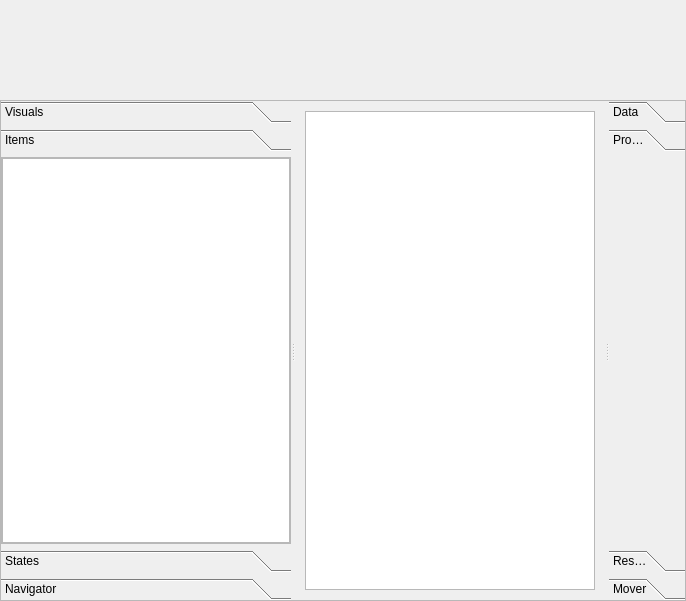
Old version of the form hbqtwidgets/visualizer.ui in the repository FiveTechSoft/qtcontribs.
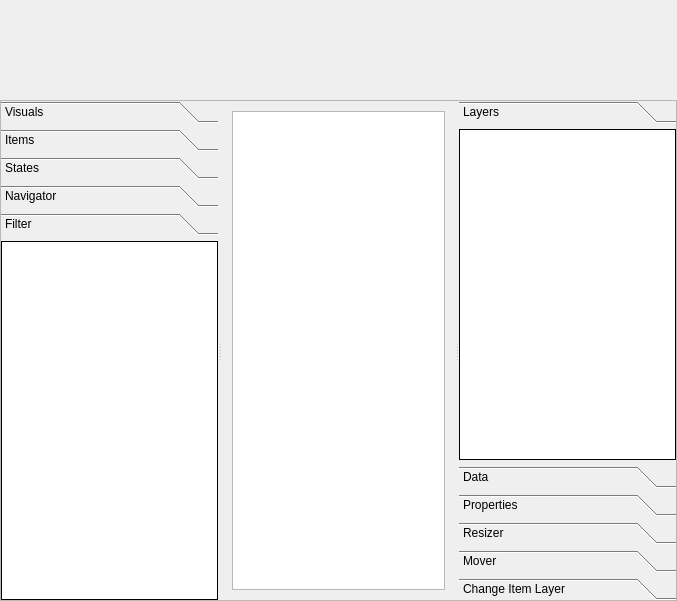
New version of the form. The open tabs and pages were chosen to show the change. Icons and pictures are not drawn.

What changed in the file:
```diff
--- a/hbqtwidgets/visualizer.ui
+++ b/hbqtwidgets/visualizer.ui
@@ -6,7 +6,7 @@
    <rect>
     <x>0</x>
     <y>0</y>
-    <width>686</width>
+    <width>677</width>
     <height>601</height>
    </rect>
   </property>
@@ -231,6 +231,12 @@
              <enum>Qt::Horizontal</enum>
             </property>
             <widget class="QToolBox" name="toolBoxLeft">
+             <property name="minimumSize">
+              <size>
+               <width>60</width>
+               <height>0</height>
+              </size>
+             </property>
              <property name="currentIndex">
               <number>1</number>
              </property>
@@ -302,8 +308,8 @@
                <rect>
                 <x>0</x>
                 <y>0</y>
-                <width>288</width>
-                <height>391</height>
+                <width>216</width>
+                <height>240</height>
                </rect>
               </property>
               <attribute name="label">
@@ -394,6 +400,12 @@
                      <property name="focusPolicy">
                       <enum>Qt::NoFocus</enum>
                      </property>
+                     <property name="frameShape">
+                      <enum>QFrame::Box</enum>
+                     </property>
+                     <property name="frameShadow">
+                      <enum>QFrame::Plain</enum>
+                     </property>
                      <property name="verticalScrollBarPolicy">
                       <enum>Qt::ScrollBarAlwaysOff</enum>
                      </property>
@@ -565,6 +577,76 @@
                </item>
               </layout>
              </widget>
+             <widget class="QWidget" name="pageFilter">
+              <property name="geometry">
+               <rect>
+                <x>0</x>
+                <y>0</y>
+                <width>216</width>
+                <height>240</height>
+               </rect>
+              </property>
+              <attribute name="icon">
+               <iconset resource="hbqtwidgets.qrc">
+                <normaloff>:/hbqt/resources/vz-filter.png</normaloff>:/hbqt/resources/vz-filter.png</iconset>
+              </attribute>
+              <attribute name="label">
+               <string>Filter</string>
+              </attribute>
+              <layout class="QVBoxLayout" name="verticalLayout_15">
+               <property name="leftMargin">
+                <number>0</number>
+               </property>
+               <property name="topMargin">
+                <number>0</number>
+               </property>
+               <property name="rightMargin">
+                <number>0</number>
+               </property>
+               <property name="bottomMargin">
+                <number>0</number>
+               </property>
+               <item>
+                <widget class="QTreeWidget" name="treeFilter">
+                 <property name="focusPolicy">
+                  <enum>Qt::NoFocus</enum>
+                 </property>
+                 <property name="frameShape">
+                  <enum>QFrame::Box</enum>
+                 </property>
+                 <property name="frameShadow">
+                  <enum>QFrame::Plain</enum>
+                 </property>
+                 <property name="verticalScrollBarPolicy">
+                  <enum>Qt::ScrollBarAlwaysOff</enum>
+                 </property>
+                 <property name="horizontalScrollBarPolicy">
+                  <enum>Qt::ScrollBarAlwaysOff</enum>
+                 </property>
+                 <property name="editTriggers">
+                  <set>QAbstractItemView::NoEditTriggers</set>
+                 </property>
+                 <property name="verticalScrollMode">
+                  <enum>QAbstractItemView::ScrollPerPixel</enum>
+                 </property>
+                 <property name="indentation">
+                  <number>10</number>
+                 </property>
+                 <property name="rootIsDecorated">
+                  <bool>false</bool>
+                 </property>
+                 <attribute name="headerVisible">
+                  <bool>false</bool>
+                 </attribute>
+                 <column>
+                  <property name="text">
+                   <string notr="true">1</string>
+                  </property>
+                 </column>
+                </widget>
+               </item>
+              </layout>
+             </widget>
             </widget>
             <widget class="QStackedWidget" name="stackedWidget">
              <widget class="QWidget" name="pageGraphicsView">
@@ -585,7 +667,14 @@
                 <number>10</number>
                </property>
                <item>
-                <widget class="QGraphicsView" name="graphicsView"/>
+                <widget class="QGraphicsView" name="graphicsView">
+                 <property name="verticalScrollBarPolicy">
+                  <enum>Qt::ScrollBarAlwaysOff</enum>
+                 </property>
+                 <property name="horizontalScrollBarPolicy">
+                  <enum>Qt::ScrollBarAlwaysOff</enum>
+                 </property>
+                </widget>
                </item>
               </layout>
              </widget>
@@ -610,6 +699,82 @@
              <property name="currentIndex">
               <number>1</number>
              </property>
+             <widget class="QWidget" name="pageLayers">
+              <property name="geometry">
+               <rect>
+                <x>0</x>
+                <y>0</y>
+                <width>216</width>
+                <height>210</height>
+               </rect>
+              </property>
+              <attribute name="icon">
+               <iconset resource="hbqtwidgets.qrc">
+                <normaloff>:/hbqt/resources/vz-layers.png</normaloff>:/hbqt/resources/vz-layers.png</iconset>
+              </attribute>
+              <attribute name="label">
+               <string>Layers</string>
+              </attribute>
+              <layout class="QVBoxLayout" name="verticalLayout_16">
+               <property name="spacing">
+                <number>3</number>
+               </property>
+               <property name="leftMargin">
+                <number>0</number>
+               </property>
+               <property name="topMargin">
+                <number>0</number>
+               </property>
+               <property name="rightMargin">
+                <number>0</number>
+               </property>
+               <property name="bottomMargin">
+                <number>0</number>
+               </property>
+               <item>
+                <widget class="QTreeWidget" name="treeLayers">
+                 <property name="focusPolicy">
+                  <enum>Qt::NoFocus</enum>
+                 </property>
+                 <property name="frameShape">
+                  <enum>QFrame::Box</enum>
+                 </property>
+                 <property name="frameShadow">
+                  <enum>QFrame::Plain</enum>
+                 </property>
+                 <property name="lineWidth">
+                  <number>1</number>
+                 </property>
+                 <property name="verticalScrollBarPolicy">
+                  <enum>Qt::ScrollBarAlwaysOff</enum>
+                 </property>
+                 <property name="horizontalScrollBarPolicy">
+                  <enum>Qt::ScrollBarAlwaysOff</enum>
+                 </property>
+                 <property name="editTriggers">
+                  <set>QAbstractItemView::NoEditTriggers</set>
+                 </property>
+                 <property name="verticalScrollMode">
+                  <enum>QAbstractItemView::ScrollPerPixel</enum>
+                 </property>
+                 <property name="indentation">
+                  <number>10</number>
+                 </property>
+                 <property name="rootIsDecorated">
+                  <bool>false</bool>
+                 </property>
+                 <attribute name="headerVisible">
+                  <bool>false</bool>
+                 </attribute>
+                 <column>
+                  <property name="text">
+                   <string notr="true">1</string>
+                  </property>
+                 </column>
+                </widget>
+               </item>
+              </layout>
+             </widget>
              <widget class="QWidget" name="pageData">
               <property name="geometry">
                <rect>
@@ -725,8 +890,8 @@
                <rect>
                 <x>0</x>
                 <y>0</y>
-                <width>77</width>
-                <height>391</height>
+                <width>216</width>
+                <height>210</height>
                </rect>
               </property>
               <attribute name="label">
@@ -1593,6 +1758,68 @@
                </item>
               </layout>
              </widget>
+             <widget class="QWidget" name="pageChangeLayer">
+              <attribute name="icon">
+               <iconset resource="hbqtwidgets.qrc">
+                <normaloff>:/hbqt/resources/vz-layerchange.png</normaloff>:/hbqt/resources/vz-layerchange.png</iconset>
+              </attribute>
+              <attribute name="label">
+               <string>Change Item Layer</string>
+              </attribute>
+              <layout class="QVBoxLayout" name="verticalLayout_22">
+               <property name="leftMargin">
+                <number>0</number>
+               </property>
+               <property name="topMargin">
+                <number>0</number>
+               </property>
+               <property name="rightMargin">
+                <number>0</number>
+               </property>
+               <property name="bottomMargin">
+                <number>0</number>
+               </property>
+               <item>
+                <widget class="QTreeWidget" name="treeChangeLayer">
+                 <property name="focusPolicy">
+                  <enum>Qt::NoFocus</enum>
+                 </property>
+                 <property name="frameShape">
+                  <enum>QFrame::Box</enum>
+                 </property>
+                 <property name="frameShadow">
+                  <enum>QFrame::Plain</enum>
+                 </property>
+                 <property name="verticalScrollBarPolicy">
+                  <enum>Qt::ScrollBarAlwaysOff</enum>
+                 </property>
+                 <property name="horizontalScrollBarPolicy">
+                  <enum>Qt::ScrollBarAlwaysOff</enum>
+                 </property>
+                 <property name="editTriggers">
+                  <set>QAbstractItemView::NoEditTriggers</set>
+                 </property>
+                 <property name="selectionMode">
+                  <enum>QAbstractItemView::NoSelection</enum>
+                 </property>
+                 <property name="verticalScrollMode">
+                  <enum>QAbstractItemView::ScrollPerPixel</enum>
+                 </property>
+                 <property name="rootIsDecorated">
+                  <bool>false</bool>
+                 </property>
+                 <attribute name="headerVisible">
+                  <bool>false</bool>
+                 </attribute>
+                 <column>
+                  <property name="text">
+                   <string notr="true">1</string>
+                  </property>
+                 </column>
+                </widget>
+               </item>
+              </layout>
+             </widget>
             </widget>
            </widget>
           </item>
```
Left out of the diff: 87 changed lines with no effect on the pictures.
